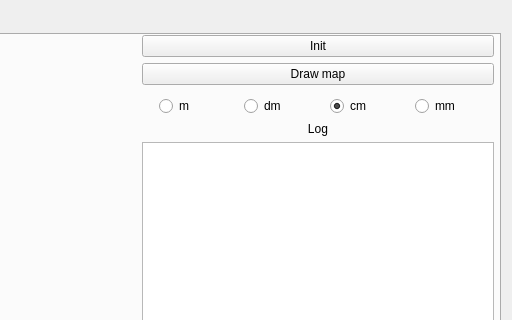
Above: src/mapper/ui/main_window.ui from MikHut/vineslam before the change; both pictures show x 529 to 1041 and y 0 to 320 of the 1041 by 713 pixel window. Below: the same form after it.
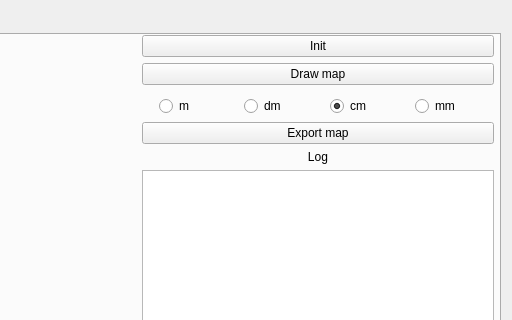
That is the form after the change. Icons and pictures are not drawn.

What changed in the file:
```diff
--- a/src/mapper/ui/main_window.ui
+++ b/src/mapper/ui/main_window.ui
@@ -127,6 +127,13 @@
             </item>
            </layout>
           </item>
+          <item>
+           <widget class="QPushButton" name="export_map">
+            <property name="text">
+             <string>Export map</string>
+            </property>
+           </widget>
+          </item>
           <item>
            <widget class="QLabel" name="log_label">
             <property name="text">
```
Left out of the diff: 3 changed lines with no effect on the pictures.
